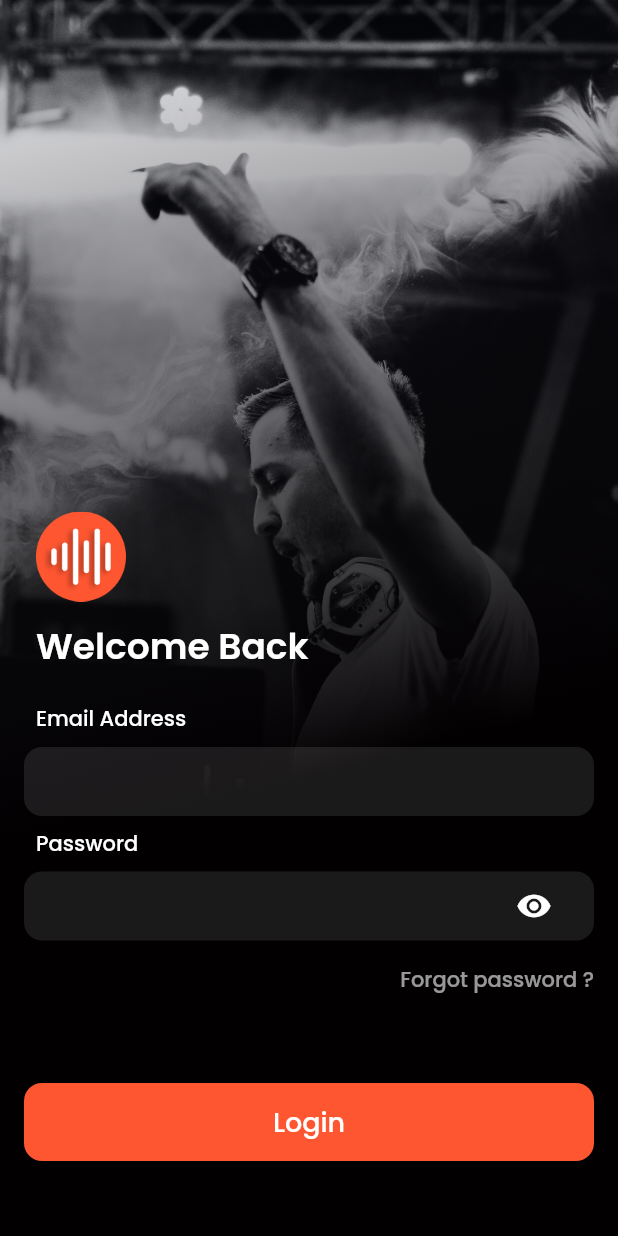
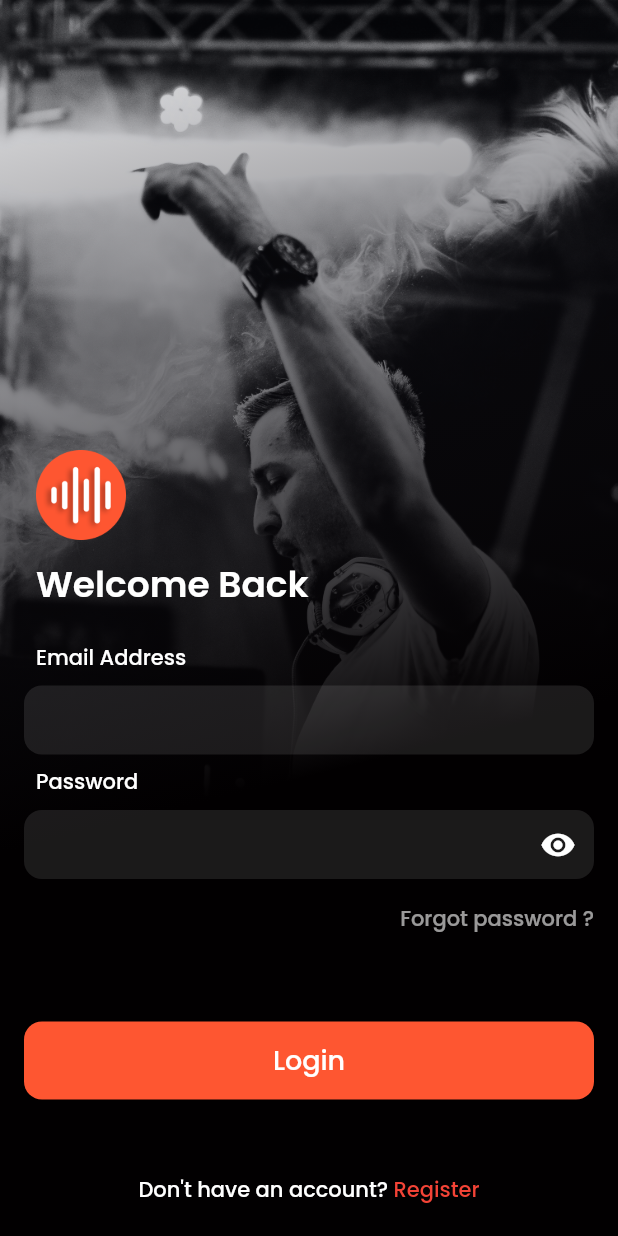
Before and after one commit to applogiq/musiq-mobile, a Flutter app: the LoginScreen screen opened by its route, on a phone screen of 412 x 824 dp. Run offline on Flutter 3.47's test engine with Material 2 defaults, Android fonts, the phone set to English and light mode, and no system bars; our stand-ins replace audio_video_progress_bar, bloc, flutter_bloc, google_fonts, just_audio, rxdart.

Commit message:
login form validations

```diff
--- a/lib/main.dart
+++ b/lib/main.dart
@@ -39,11 +39,12 @@ class MyApp extends StatelessWidget {
           'onboarding/':(BuildContext ctx)=>OnboardingScreen(),
           'login/': (BuildContext ctx) => LoginScreen(),
           'register/': (BuildContext ctx) => RegisterScreen(),
+          'selectArtistPref/':(BuildContext ctx)=>SelectYourFavList(),
           'audioQuality': (BuildContext ctx) => AudioQualitySettingScreen(),
           'artistPreference': (BuildContext ctx) => ArtistPreferenceScreen(),
           'myProfile': (BuildContext ctx) => MyProfile(),
           'preferences': (BuildContext ctx) => PreferenceScreen(),
-          // 'about': (BuildContext ctx) => PageC(),
+          'home/': (BuildContext ctx) => HomePage(),
         },
       ),
     );
--- a/lib/src/helpers/constants/api.dart
+++ b/lib/src/helpers/constants/api.dart
@@ -1,6 +1,8 @@
 // http://192.168.29.184:8000/users/login
 
 class APIConstants{
- static String BASE_URL="http://192.168.29.184:8000/";
+ static String BASE_URL="http://192.168.29.184:3000/api/v1/";
  static String LOGIN="users/login";
+ static String REGISTER="users/register";
+//  users/register
 }
--- a/lib/src/helpers/constants/string.dart
+++ b/lib/src/helpers/constants/string.dart
@@ -13,6 +13,7 @@ class ConstantText{
   static String createAccount= "Create account";
   static String login= "Login";
   static String loginPrefix= "Already have an account?";
+  static String registerPrefix= "Don't have an account?";
   static String invalidEmailAndPassword= "Your email or password is Incorrect";
   static String passwordToolTip= "The password must contain alteast 8 characters, include 1 uppercase, 1 lowercase, 1 number and 1 special character.";
 
--- a/lib/src/view/pages/common_screen/account_screen.dart/components/custom_loading_button.dart
+++ b/lib/src/view/pages/common_screen/account_screen.dart/components/custom_loading_button.dart
@@ -48,6 +48,7 @@ class _CustomProgressButtonState extends State<CustomProgressButton> {
       stream: _loginScreenCubit.loadingStream,
 
       builder: (context, snapshot) {
+        print(snapshot.data);
         return Container(
             margin: EdgeInsets.all(0),
             width: MediaQuery.of(context).size.width,
--- a/lib/src/view/pages/common_screen/account_screen.dart/login_screen.dart
+++ b/lib/src/view/pages/common_screen/account_screen.dart/login_screen.dart
@@ -7,10 +7,12 @@ import 'package:musiq/src/helpers/constants/color.dart';
 import 'package:musiq/src/helpers/constants/string.dart';
 import 'package:musiq/src/helpers/constants/style.dart';
 import 'package:musiq/src/view-model/cubit/login_bloc.dart';
+import 'package:musiq/src/view-model/cubit/register/register_cubit.dart';
 import 'package:musiq/src/view/pages/common_screen/account_screen.dart/on_boarding_screen.dart';
 import 'package:musiq/src/view/pages/home/home_screen.dart';
 import 'package:musiq/src/view/widgets/custom_button.dart';
 
+import '../../../../helpers/utils/navigation.dart';
 import '../../../widgets/custom_text_field_with_error.dart';
 import '../../../widgets/empty_box.dart';
 import '../../profile/components/my_profile.dart';
@@ -27,7 +29,8 @@ class LoginScreen extends StatelessWidget {
       context,
       listen: false,
     );
-    return Scaffold(
+    return SafeArea(
+      child: Scaffold(
         body: SingleChildScrollView(
           child: SizedBox(
             height: MediaQuery.of(context).size.height,
@@ -66,7 +69,7 @@ class LoginScreen extends StatelessWidget {
 
                       _loginScreenCubit.updateUserName(text);
                       } ),
-                   TextFieldWithError(onTap: ()async{
+                     PasswordTextFieldWithError(onTap: ()async{
                     _loginScreenCubit.passwordTap();
                      },isPassword: true,label: ConstantText.password,cubit: _loginScreenCubit,stream: _loginScreenCubit.passwordStream,isValidatorEnable: true,onChange:(text){
 
@@ -78,77 +81,30 @@ class LoginScreen extends StatelessWidget {
 
                   StatusContainer(),
 
+                      LoginButton(loginScreenCubit: _loginScreenCubit),
                              Padding(
-                      padding: const EdgeInsets.symmetric(vertical: 50.0),
-                      child: StreamBuilder(
-                         stream: _loginScreenCubit.validateForm,
-                        builder: (context, snapshot) {
-                          return StreamBuilder(
-                           builder: (context, snapshot) {
-                              return InkWell(
-                                onTap: ()async{
-                                  _loginScreenCubit.checkEmptyValidation();
-                                  _loginScreenCubit.isLoading.sink.add(true);
-                                  if(snapshot.hasError){
-                                    print("NO");
-                                  }
-                                  else{
-                                   var log=await _loginScreenCubit.loginAPI();
-                                   print(log);
-                                  }
-//                                   Future.delayed(const Duration(seconds: 1), () {
+                        padding: const EdgeInsets.only(bottom:20.0),
+                        child: Row(
+                          crossAxisAlignment: CrossAxisAlignment.center,
+                          mainAxisAlignment: MainAxisAlignment.center,
+                          children: [
+                            Text(
+                              ConstantText.registerPrefix,
+                              style: fontWeight500(size: 14.0),
+                            ),
+                            InkWell(
+                              onTap: () {
+                                RegisterCubit().clearStreams();
+                                 Navigation.navigateReplaceToScreen(context, "register/");
 
-  _loginScreenCubit.isLoading.sink.add(false);
-
-// });
                               },
-                                child: CustomProgressButton(
-                                  isLoading: _loginScreenCubit.isLoading.value,
-
-
-                                  // onChanged: ()async{
-                              //                                   _loginScreenCubit.isLoading.sink.add(true);
-                              //                                print(_loginScreenCubit.validator.value);
-                              //                                if(_loginScreenCubit.validator.value==true){
-                              //                                  if(snapshot.data==null||snapshot.data==false){
-                              //                                    print("ERR");
-                              //                                      _loginScreenCubit.updateUserName(_loginScreenCubit.userNameStream.toString());
-                              //                                _loginScreenCubit.updatePassword(_loginScreenCubit.passwordStream.toString());
-
-                              //                                  }
-                              //                                  else{
-
-                              //                                    if(_loginScreenCubit.userNameStream.toString().isEmpty||_loginScreenCubit.passwordStream.toString().isEmpty){
-                              //                                      print("Err");
-                              //                                    }
-                              //                                    else{
-                              //                                      print("Err");
-
-                              // print(_loginScreenCubit.userNameStream.toString());
-                              //                                         var isLog=await _loginScreenCubit.loginAPI();
-                              //                                 print(isLog);
-                              //                                    }
-
-                              //                                  }
-                              //                                // print(_loginScreenCubit.validator.value);
-
-
-                              //                                }
-                              //                                else{
-                              //                                  _loginScreenCubit.validator.sink.add(true);
-
-                              //                                }
-                              //                                 _loginScreenCubit.isLoading.sink.add(false);
-                              //                                 print(_loginScreenCubit.isLoading.value);
-
-                                                          //  },
-
+                              child: Text(
+                                " "+ConstantText.register,
+                                style:
+                                    fontWeight500(size: 14.0, color: Colors.red),
                               ),
-                              );
-
-                            }
-                          );
-                        }
+                            ),
+                          ],
                         ),
                       ),
 
@@ -159,10 +115,139 @@ class LoginScreen extends StatelessWidget {
             ),
           ),
         ),
+      ),
     );
   }
  Future<int> getValue() async {
     return Future.value(5);
+  }
+}
+
+class LoginButton extends StatelessWidget {
+  const LoginButton({
+    Key? key,
+    required LoginBloc loginScreenCubit,
+  }) : _loginScreenCubit = loginScreenCubit, super(key: key);
+
+  final LoginBloc _loginScreenCubit;
+
+  @override
+  Widget build(BuildContext context) {
+    return Padding(
+      padding: const EdgeInsets.symmetric(vertical: 50.0),
+      child: StreamBuilder(
+         stream: _loginScreenCubit.validateForm,
+        builder: (context, snapshot) {
+          return InkWell(
+                onTap: ()async{
+                  FocusManager.instance.primaryFocus?.unfocus();
+                  if(_loginScreenCubit.isSuccess.value==true){
+
+                  }else{
+
+                    print("snapshot.hasData");
+                  print(_loginScreenCubit.isSuccess.value);
+
+                  print(snapshot.data);
+                  if(snapshot.data==null||snapshot.data==false){
+                    if(_loginScreenCubit.validator.value==true){
+                      var valid=await _loginScreenCubit.checkEmptyValidation();
+
+                     if(valid){
+                      if(snapshot.data==true)
+                      {
+
+                     var res=await _loginScreenCubit.loginAPI(context);
+
+
+                      }
+                     }
+                     else{
+                      print("INVALID");
+                     }
+
+                    print(_loginScreenCubit.userEmailController.value);
+                    }
+                    else{
+                      var valid=await  _loginScreenCubit.checkEmptyValidation();
+                      print(valid);
+                      print("leave");
+                        _loginScreenCubit.validator.sink.add(true);
+
+                        var valid1=await _loginScreenCubit.checkEmptyValidation();
+
+                     if(valid1){
+                      if(snapshot.data==true)
+                      {
+
+                      _loginScreenCubit.loginAPI(context);
+
+
+                      }}
+
+                    }
+
+                  }
+                  else if(snapshot.data==true){
+                     _loginScreenCubit.validator.sink.add(true);
+
+                      var valid=await _loginScreenCubit.checkEmptyValidation();
+
+                     if(valid){
+                      if(snapshot.data==true)
+                      {
+
+                      _loginScreenCubit.loginAPI(context);
+
+
+                      }
+                     }
+                  }
+
+
+                  }
+// print("load");
+                },
+                child: StreamBuilder(
+                  stream:  _loginScreenCubit.loadingStream,
+                  builder: (context, snapshot) {
+                    return Stack(
+                      children: [
+
+                        Container(
+                                margin: EdgeInsets.all(0),
+                                width: MediaQuery.of(context).size.width,
+                                height: 52,
+                                decoration: BoxDecoration(
+                        color:_loginScreenCubit.isLoading.value==false||_loginScreenCubit.isSuccess.value==true? CustomColor.secondaryColor:CustomColor.buttonDisableColor,
+                        borderRadius: BorderRadius.circular(12)),
+                                child: Center(
+                        child: Row(
+                                  mainAxisAlignment: MainAxisAlignment.center,
+                                  children: [
+
+                                  snapshot.data==true?Padding(
+                        padding: const EdgeInsets.symmetric(vertical:6.0,horizontal: 8),
+                        child: SizedBox(height: 24,width: 24,child: CircularProgressIndicator(color: Colors.white,strokeWidth: 3,)),
+                                  ):  Text(
+                          "Login",
+                          style: fontWeight500(color: _loginScreenCubit.isSuccess.value==false?Colors.white:CustomColor.subTitle2),
+                        ),
+                                  ],
+                                ))),
+                       _loginScreenCubit.isSuccess.value==true?Container( margin: EdgeInsets.all(0),
+                                width: MediaQuery.of(context).size.width,
+                                color: Colors.transparent,
+                                height: 52,):EmptyBox()
+                      ],
+                    );
+                  }
+                )
+
+          );
+        }
+      ),
+    );
   }
 }
 class ForgotPassword extends StatelessWidget {
--- a/lib/src/view/pages/home/home_screen.dart
+++ b/lib/src/view/pages/home/home_screen.dart
@@ -47,7 +47,7 @@ class HomePage extends StatelessWidget {
                     ),
                     CustomColorContainer(
                       bgColor: CustomColor.textfieldBg,
-                      horizontalPadding: 12,
+                      left: 12,
                       verticalPadding: 6,
                       child: Center(
                         child: Stack(
@@ -141,7 +141,7 @@ class SearchTextWidget extends StatelessWidget {
   @override
   Widget build(BuildContext context) {
     return CustomColorContainer(
-      horizontalPadding: 1,
+      left: 1,
       verticalPadding: 2,
       bgColor: CustomColor.textfieldBg,
       child: ConstrainedBox(
--- a/lib/src/view/pages/profile/components/my_profile.dart
+++ b/lib/src/view/pages/profile/components/my_profile.dart
@@ -122,7 +122,7 @@
           Padding(
             padding: const EdgeInsets.only(top: 8.0),
             child: CustomColorContainer(
-              horizontalPadding: 16,
+              left: 16,
               verticalPadding: 0,
               bgColor: CustomColor.textfieldBg,
               child: ConstrainedBox(
--- a/lib/src/view/widgets/custom_color_container.dart
+++ b/lib/src/view/widgets/custom_color_container.dart
@@ -10,19 +10,21 @@ class CustomColorContainer extends StatelessWidget {
     required this.child,
     this.bgColor,
     this.shape = BoxShape.rectangle,
-    this.horizontalPadding = 0.0,
+    this.left = 0.0,
+    this.right = 0.0,
     this.verticalPadding = 0.0,
   }) : super(key: key);
   final Widget child;
-  double horizontalPadding;
+  double left;
+  double right;
   double verticalPadding;
   var shape;
   var bgColor;
   @override
   Widget build(BuildContext context) {
     return Container(
-        padding: EdgeInsets.symmetric(
-            horizontal: horizontalPadding, vertical: verticalPadding),
+        padding: EdgeInsets.only(
+            top: verticalPadding,bottom: verticalPadding,left: left,right: right),
         clipBehavior: Clip.hardEdge,
         decoration: BoxDecoration(
             borderRadius:
--- a/lib/src/view/widgets/custom_password_textfield.dart
+++ b/lib/src/view/widgets/custom_password_textfield.dart
@@ -44,7 +44,7 @@ class _CustomPasswordTextFieldState extends State<CustomPasswordTextField> {
           Padding(
             padding: const EdgeInsets.symmetric(vertical:8.0),
             child: CustomColorContainer(
-                horizontalPadding: 16,
+                left: 16,
                 verticalPadding: 0,
                 bgColor: CustomColor.textfieldBg,
 
--- a/lib/src/view/widgets/custom_text_field_with_error.dart
+++ b/lib/src/view/widgets/custom_text_field_with_error.dart
@@ -9,6 +9,103 @@ import '../../helpers/constants/string.dart';
 import '../../helpers/constants/style.dart';
 import '../../view-model/cubit/login_bloc.dart';
 import 'custom_color_container.dart';
+
+class PasswordTextFieldWithError extends StatefulWidget {
+   PasswordTextFieldWithError({
+    Key? key,
+    required  cubit,
+    this.isPassword=false,
+    this.isValidatorEnable=false, required this.stream, required this.label, this.onChange, required this.onTap
+  }) : _cubit = cubit, super(key: key);
+
+  final  _cubit;
+  bool isValidatorEnable;
+  bool isPassword;
+  final Stream stream;
+  final String label;
+  final ValueSetter<String>? onChange;
+  final VoidCallback onTap;
+
+  @override
+  State<PasswordTextFieldWithError> createState() => _PasswordTextFieldWithErrorState();
+}
+
+class _PasswordTextFieldWithErrorState extends State<PasswordTextFieldWithError> {
+  bool obscure=false;
+  @override
+  void initState() {
+    // TODO: implement initState
+    super.initState();
+    obscure=widget.isPassword;
+  }
+  @override
+  Widget build(BuildContext context) {
+    return StreamBuilder(
+      stream: widget.stream,
+      builder: (context, snapshot) {
+        return Column(
+          crossAxisAlignment: CrossAxisAlignment.start,
+          children: [
+               Padding(
+          padding: const EdgeInsets.only(left: 8),
+          child: Text(
+           widget.label,
+            style: fontWeight500(size: 14.0),
+          ),
+        ),
+                 Padding(
+            padding: const EdgeInsets.symmetric(vertical:8.0),
+            child: CustomColorContainer(
+                left: 16,
+                verticalPadding: 0,
+                bgColor: CustomColor.textfieldBg,
+
+              child: ConstrainedBox(
+                  constraints:
+                      BoxConstraints.expand(height: 46, width: double.maxFinite),
+                  child: TextFormField(
+                    onTap: widget.onTap,
+                    obscureText: obscure,
+                    cursorColor: Colors.white,
+
+
+                    onChanged:widget.onChange,
+
+
+                    decoration: InputDecoration(
+                    suffixIcon: widget.isPassword? IconButton(icon: Icon(obscure?Icons.visibility:Icons.visibility_off,color: Colors.white,),onPressed: (){
+                        setState(() {
+                          obscure =!obscure;
+                        });
+                       },):SizedBox(height: 0,width: 0,),
+                       border: InputBorder.none,
+                      hintStyle: TextStyle(fontSize: 14),
+                    ),
+                  ),
+                ),
+
+            ),
+          ),
+    //      Builder(builder: (context) {
+
+    //   if(widget.isValidatorEnable) {
+    //     if(snapshot.hasError)
+    //   }
+    //   else {
+    //     return Text('B');
+    //   }
+    // })
+
+        widget.isValidatorEnable? snapshot.hasError?snapshot.error!="show toggle"? Padding(
+             padding: const EdgeInsets.only(left:8.0),
+             child: Text(snapshot.error.toString(),style: const TextStyle(color: Colors.red),),
+           ):PasswordMessage():EmptyBox(  ):EmptyBox()
+          ],
+        );
+      }
+    );
+  }
+}
 
 class TextFieldWithError extends StatefulWidget {
    TextFieldWithError({
@@ -56,7 +153,8 @@ class _TextFieldWithErrorState extends State<TextFieldWithError> {
                  Padding(
             padding: const EdgeInsets.symmetric(vertical:8.0),
             child: CustomColorContainer(
-                horizontalPadding: 16,
+                left: 16,
+                right: 24,
                 verticalPadding: 0,
                 bgColor: CustomColor.textfieldBg,
 
@@ -73,11 +171,11 @@ class _TextFieldWithErrorState extends State<TextFieldWithError> {
 
 
                     decoration: InputDecoration(
-                    suffixIcon: widget.isPassword? IconButton(icon: Icon(obscure?Icons.visibility:Icons.visibility_off,color: Colors.white,),onPressed: (){
-                        setState(() {
-                          obscure =!obscure;
-                        });
-                       },):EmptyBox(),
+                    // suffixIcon: widget.isPassword? IconButton(icon: Icon(obscure?Icons.visibility:Icons.visibility_off,color: Colors.white,),onPressed: (){
+                    //     setState(() {
+                    //       obscure =!obscure;
+                    //     });
+                    //    },):SizedBox(height: 0,width: 0,),
                        border: InputBorder.none,
                       hintStyle: TextStyle(fontSize: 14),
                     ),
```
Also changed, not shown: lib/src/view-model/cubit/login_bloc.dart (+71 -30 lines), lib/src/view-model/cubit/register/register_cubit.dart (+114 -62 lines), lib/src/view/pages/common_screen/account_screen.dart/on_boarding_screen.dart (+4 -3 lines), lib/src/view/pages/common_screen/account_screen.dart/register_screen.dart (+20 -2 lines). Lines whose indentation alone changed are shown as unchanged.
